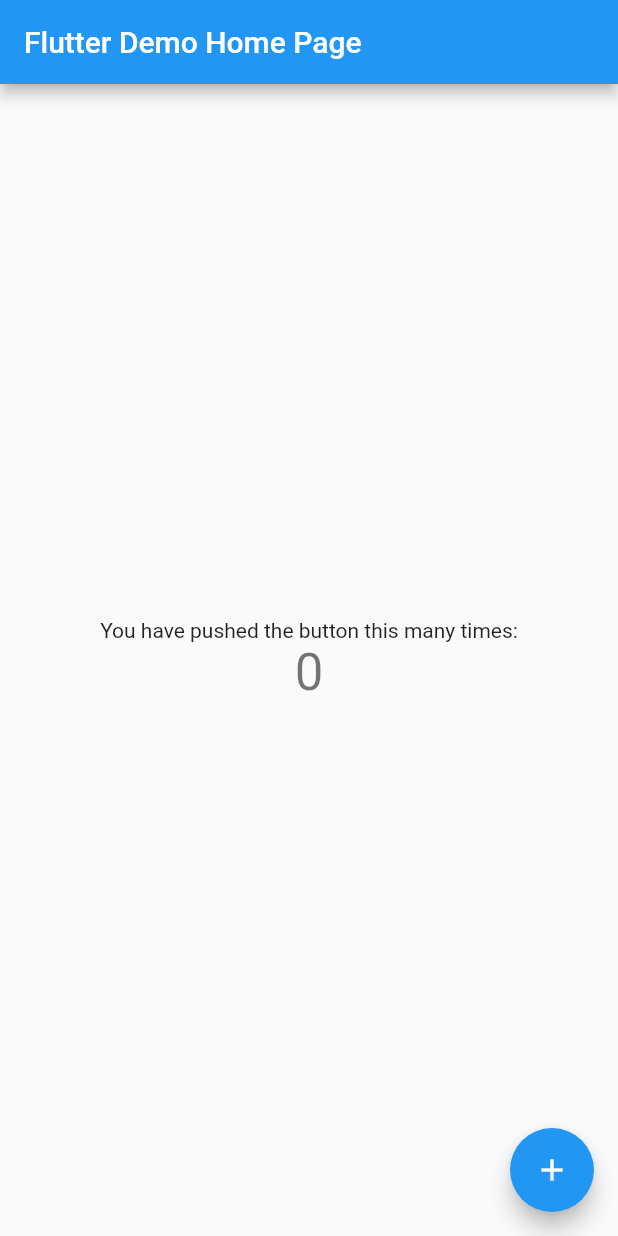
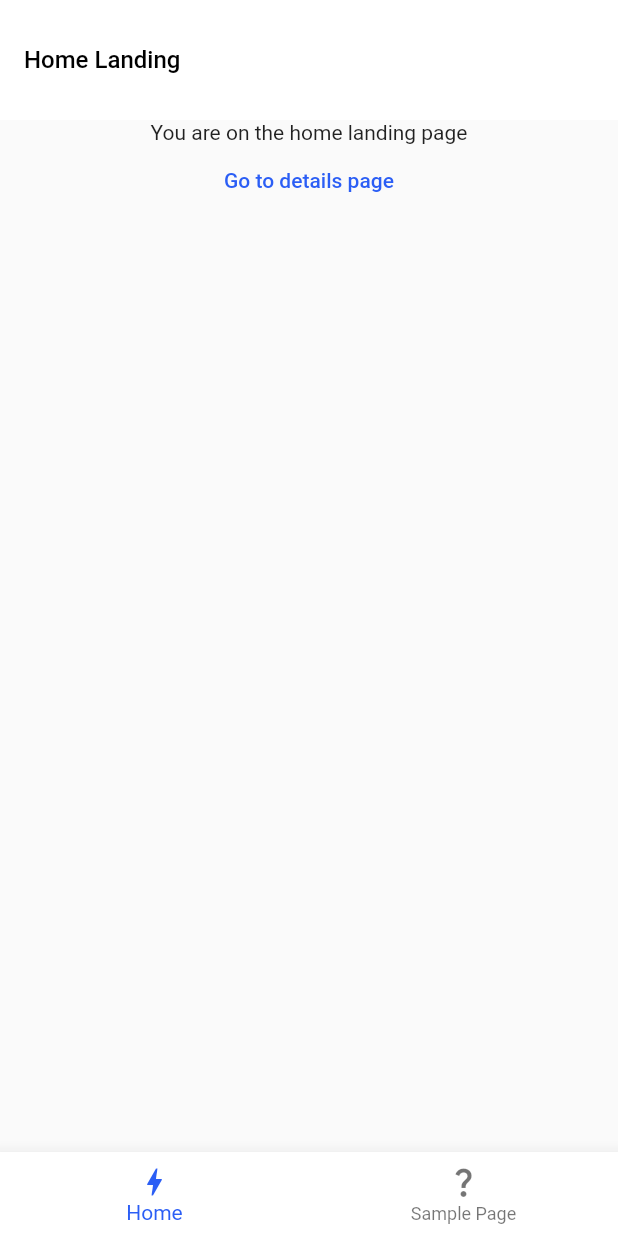
Before and after one commit to ad2969/flutter-template, a Flutter app: the screen it shows after launch, on a phone screen of 412 x 824 dp. Run offline on Flutter 3.47's test engine with Material 2 defaults, Android fonts, the phone set to English and light mode, and no system bars.

Commit message:
add placeholder files

```diff
--- /dev/null
+++ b/assets/sample_data.json
@@ -0,0 +1,4 @@
+{
+    "id": 1,
+    "data": "sample"
+}
--- /dev/null
+++ b/lib/app.dart
@@ -0,0 +1,64 @@
+import 'package:flutter/material.dart';
+import 'screens/_index.dart';
+import 'shared/widgets/bottom_navigation.dart';
+import 'routes.dart';
+
+class App extends StatefulWidget {
+  const App({Key? key}) : super(key: key);
+
+  @override
+  _AppState createState() => _AppState();
+}
+
+final RouteObserver<ModalRoute<void>> rootObserver =
+    RouteObserver<ModalRoute<void>>();
+
+class _AppState extends State<App> with RouteAware {
+  RouteEnum _currentRoute = RouteEnum.home;
+
+  final GlobalKey<NavigatorState> rootNavKey = GlobalKey<NavigatorState>();
+
+  final Map<RouteEnum, GlobalKey<NavigatorState>> _navkeys = {
+    RouteEnum.home: GlobalKey<NavigatorState>(),
+    RouteEnum.samplePage: GlobalKey<NavigatorState>(),
+  };
+
+  void _onNavbarTap(RouteEnum destination) {
+    if (_currentRoute == destination) {
+      // if trying to navigate to the current tab, pop to the first route
+      _navkeys[_currentRoute]!.currentState!.popUntil((route) => route.isFirst);
+    } else {
+      // else, navigate to the new tab
+      setState(() {
+        _currentRoute = destination;
+      });
+      rootNavKey.currentState!.pushReplacementNamed(routes[destination]!.route);
+    }
+  }
+
+  @override
+  Widget build(BuildContext context) {
+    return Scaffold(
+      body: Navigator(
+        observers: [rootObserver],
+        key: rootNavKey,
+        onGenerateRoute: (RouteSettings settings) {
+          return MaterialPageRoute(
+            settings: settings,
+            builder: (BuildContext context) {
+              if (settings.name == routes[RouteEnum.samplePage]!.route) {
+                return SamplePage(navKey: _navkeys[RouteEnum.samplePage]!);
+              } else {
+                return Home(navKey: _navkeys[RouteEnum.home]!);
+              }
+            },
+          );
+        },
+      ),
+      bottomNavigationBar: BottomNavigation(
+        currentRoute: _currentRoute,
+        onNavbarTap: _onNavbarTap,
+      ),
+    );
+  }
+}
--- /dev/null
+++ b/lib/data/sample_data.dart
@@ -0,0 +1 @@
+// For state management
--- a/lib/main.dart
+++ b/lib/main.dart
@@ -1,4 +1,6 @@
 import 'package:flutter/material.dart';
+import 'app.dart';
+import 'shared/theme.dart';
 
 void main() {
   runApp(const MyApp());
@@ -7,109 +9,45 @@ void main() {
 class MyApp extends StatelessWidget {
   const MyApp({Key? key}) : super(key: key);
 
-  // This widget is the root of your application.
   @override
   Widget build(BuildContext context) {
     return MaterialApp(
       title: 'Flutter Demo',
       theme: ThemeData(
-        // This is the theme of your application.
-        //
-        // Try running your application with "flutter run". You'll see the
-        // application has a blue toolbar. Then, without quitting the app, try
-        // changing the primarySwatch below to Colors.green and then invoke
-        // "hot reload" (press "r" in the console where you ran "flutter run",
-        // or simply save your changes to "hot reload" in a Flutter IDE).
-        // Notice that the counter didn't reset back to zero; the application
-        // is not restarted.
-        primarySwatch: Colors.blue,
+        primarySwatch: AppColors.primary,
+        appBarTheme: AppBarTheme(
+          backgroundColor: AppColors.white,
+          shadowColor: Colors.transparent,
+          elevation: 0,
+          titleTextStyle: AppText.title.merge(AppText.blackText),
+          toolbarTextStyle: AppText.body.merge(AppText.blackText),
+        ),
+        bottomNavigationBarTheme: const BottomNavigationBarThemeData(
+          backgroundColor: AppColors.white,
+          enableFeedback: true,
+          elevation: 10,
+        ),
+        primaryTextTheme: const TextTheme(
+          displayLarge: AppText.heading,
+          displayMedium: AppText.heading,
+          displaySmall: AppText.subheading,
+          headlineLarge: AppText.heading,
+          headlineMedium: AppText.heading,
+          headlineSmall: AppText.subheading,
+          titleLarge: AppText.title,
+          titleMedium: AppText.title,
+          titleSmall: AppText.subtitle,
+          bodyLarge: AppText.body,
+          bodyMedium: AppText.body,
+          bodySmall: AppText.bodySmall,
+          labelLarge: AppText.body,
+          labelMedium: AppText.body,
+          labelSmall: AppText.body,
+        ),
       ),
-      home: const MyHomePage(title: 'Flutter Demo Home Page'),
+
+      // fontFamily: '',),
+      home: const App(),
     );
   }
 }
-
-class MyHomePage extends StatefulWidget {
-  const MyHomePage({Key? key, required this.title}) : super(key: key);
-
-  // This widget is the home page of your application. It is stateful, meaning
-  // that it has a State object (defined below) that contains fields that affect
-  // how it looks.
-
-  // This class is the configuration for the state. It holds the values (in this
-  // case the title) provided by the parent (in this case the App widget) and
-  // used by the build method of the State. Fields in a Widget subclass are
-  // always marked "final".
-
-  final String title;
-
-  @override
-  State<MyHomePage> createState() => _MyHomePageState();
-}
-
-class _MyHomePageState extends State<MyHomePage> {
-  int _counter = 0;
-
-  void _incrementCounter() {
-    setState(() {
-      // This call to setState tells the Flutter framework that something has
-      // changed in this State, which causes it to rerun the build method below
-      // so that the display can reflect the updated values. If we changed
-      // _counter without calling setState(), then the build method would not be
-      // called again, and so nothing would appear to happen.
-      _counter++;
-    });
-  }
-
-  @override
-  Widget build(BuildContext context) {
-    // This method is rerun every time setState is called, for instance as done
-    // by the _incrementCounter method above.
-    //
-    // The Flutter framework has been optimized to make rerunning build methods
-    // fast, so that you can just rebuild anything that needs updating rather
-    // than having to individually change instances of widgets.
-    return Scaffold(
-      appBar: AppBar(
-        // Here we take the value from the MyHomePage object that was created by
-        // the App.build method, and use it to set our appbar title.
-        title: Text(widget.title),
-      ),
-      body: Center(
-        // Center is a layout widget. It takes a single child and positions it
-        // in the middle of the parent.
-        child: Column(
-          // Column is also a layout widget. It takes a list of children and
-          // arranges them vertically. By default, it sizes itself to fit its
-          // children horizontally, and tries to be as tall as its parent.
-          //
-          // Invoke "debug painting" (press "p" in the console, choose the
-          // "Toggle Debug Paint" action from the Flutter Inspector in Android
-          // Studio, or the "Toggle Debug Paint" command in Visual Studio Code)
-          // to see the wireframe for each widget.
-          //
-          // Column has various properties to control how it sizes itself and
-          // how it positions its children. Here we use mainAxisAlignment to
-          // center the children vertically; the main axis here is the vertical
-          // axis because Columns are vertical (the cross axis would be
-          // horizontal).
-          mainAxisAlignment: MainAxisAlignment.center,
-          children: <Widget>[
-            const Text(
-              'You have pushed the button this many times:',
-            ),
-            Text(
-              '$_counter',
-              style: Theme.of(context).textTheme.headline4,
-            ),
-          ],
-        ),
-      ),
-      floatingActionButton: FloatingActionButton(
-        onPressed: _incrementCounter,
-        tooltip: 'Increment',
-        child: const Icon(Icons.add),
-      ), // This trailing comma makes auto-formatting nicer for build methods.
-    );
-  }
-}
--- /dev/null
+++ b/lib/models/sample_model.dart
@@ -0,0 +1,24 @@
+class SampleModel {
+  final int id;
+  final String data;
+
+  // model constructor
+  SampleModel({
+    required this.id,
+    required this.data,
+  });
+
+  // for converting from json (usually from api calls)
+  factory SampleModel.fromJson(Map<String, dynamic> json) {
+    return SampleModel(
+      id: json['id'],
+      data: json['data'],
+    );
+  }
+
+  // for converting back to json
+  Map<String, dynamic> toJson() => {
+        'id': id,
+        'data': data,
+      };
+}
--- /dev/null
+++ b/lib/routes.dart
@@ -0,0 +1,38 @@
+import 'package:flutter/material.dart';
+
+enum RouteEnum { home, samplePage }
+
+class RouteData {
+  final RouteEnum key;
+  final String route;
+  final String label;
+  final IconData icon;
+  final int navbarIdentifier;
+
+  const RouteData({
+    required this.key,
+    required this.route,
+    required this.label,
+    required this.icon,
+    required this.navbarIdentifier,
+  });
+}
+
+const Map<RouteEnum, RouteData> routes = {
+  RouteEnum.home: RouteData(
+    key: RouteEnum.home,
+    route: '/home',
+    label: 'Home',
+    icon: Icons.bolt,
+    navbarIdentifier: 0,
+  ),
+  RouteEnum.samplePage: RouteData(
+    key: RouteEnum.samplePage,
+    route: '/sample',
+    label: 'Sample Page',
+    icon: Icons.question_mark,
+    navbarIdentifier: 1,
+  ),
+};
+
+List<RouteEnum> routesInNavBar = routes.keys.toList();
--- /dev/null
+++ b/lib/screens/_index.dart
@@ -0,0 +1,3 @@
+// export all top widgets for easy importing
+export 'home/home.dart';
+export 'sample_page/sample_page.dart';
--- /dev/null
+++ b/lib/screens/home/home.dart
@@ -0,0 +1,51 @@
+import 'package:flutter/material.dart';
+
+import 'package:template/services/sample_service.dart';
+import 'home_details.dart';
+import 'home_landing.dart';
+
+class Home extends StatefulWidget {
+  final GlobalKey<NavigatorState> navKey;
+  const Home({Key? key, required this.navKey}) : super(key: key);
+
+  @override
+  _HomeState createState() => _HomeState();
+}
+
+class _HomeState extends State<Home> {
+  late String data;
+
+  Future<void> _getData() async {
+    SampleService serviceWorker = SampleService();
+    await serviceWorker.getData();
+
+    setState(() {
+      data = 'results here';
+    });
+  }
+
+  @override
+  Widget build(BuildContext context) {
+    // lazy loading
+    return Navigator(
+      key: widget.navKey,
+      initialRoute: '/',
+      onGenerateRoute: (settings) {
+        return MaterialPageRoute(
+          builder: (context) {
+            switch (settings.name) {
+              case '/details':
+                return HomeDetails(
+                  navKey: widget.navKey,
+                );
+              default:
+                return HomeLanding(
+                  navKey: widget.navKey,
+                );
+            }
+          },
+        );
+      },
+    );
+  }
+}
--- /dev/null
+++ b/lib/screens/home/home_landing.dart
@@ -0,0 +1,37 @@
+import 'package:flutter/material.dart';
+
+class HomeLanding extends StatelessWidget {
+  final GlobalKey<NavigatorState> navKey;
+
+  const HomeLanding({
+    Key? key,
+    required this.navKey,
+  }) : super(key: key);
+
+  void openDetailsPage() {
+    navKey.currentState!.pushNamed('/details');
+  }
+
+  @override
+  Widget build(BuildContext context) {
+    return Scaffold(
+      appBar: AppBar(
+        title: const Text('Home Landing'),
+        centerTitle: false,
+        toolbarHeight: 80,
+      ),
+      body: Center(
+        child: Column(
+          children: [
+            const Text('You are on the home landing page'),
+            TextButton(
+              child: const Text('Go to details page'),
+              onPressed: openDetailsPage,
+            ),
+          ],
+        ),
+      ),
+      extendBody: false,
+    );
+  }
+}
--- /dev/null
+++ b/lib/services/sample_service.dart
@@ -0,0 +1,16 @@
+import 'dart:convert';
+import 'package:flutter/services.dart' show rootBundle;
+
+import 'package:template/models/sample_model.dart';
+
+class SampleService {
+  Future<String> loadJsonFile() async {
+    return await rootBundle.loadString('assets/sample_data.json');
+  }
+
+  Future getData() async {
+    String _jsonData = await loadJsonFile();
+    final _decodedJsonData = json.decode(_jsonData);
+    return SampleModel.fromJson(_decodedJsonData);
+  }
+}
--- /dev/null
+++ b/lib/shared/theme.dart
@@ -0,0 +1,50 @@
+import 'package:flutter/material.dart';
+
+class AppColors {
+  static const Map<int, Color> _primaryColorSwatch = {
+    50: Color.fromRGBO(43, 93, 245, .1),
+    100: Color.fromRGBO(43, 93, 245, .2),
+    200: Color.fromRGBO(43, 93, 245, .3),
+    300: Color.fromRGBO(43, 93, 245, .4),
+    400: Color.fromRGBO(43, 93, 245, .5),
+    500: Color.fromRGBO(43, 93, 245, .6),
+    600: Color.fromRGBO(43, 93, 245, .7),
+    700: Color.fromRGBO(43, 93, 245, .8),
+    800: Color.fromRGBO(43, 93, 245, .9),
+    900: Color.fromRGBO(43, 93, 245, 1),
+  };
+  static const primary = MaterialColor(0xFF2B5Ef5, _primaryColorSwatch);
+
+  static const Map<int, Color> _accentColorSwatch = {
+    50: Color.fromRGBO(255, 215, 106, .1),
+    100: Color.fromRGBO(255, 215, 106, .2),
+    200: Color.fromRGBO(255, 215, 106, .3),
+    300: Color.fromRGBO(255, 215, 106, .4),
+    400: Color.fromRGBO(255, 215, 106, .5),
+    500: Color.fromRGBO(255, 215, 106, .6),
+    600: Color.fromRGBO(255, 215, 106, .7),
+    700: Color.fromRGBO(255, 215, 106, .8),
+    800: Color.fromRGBO(255, 215, 106, .9),
+    900: Color.fromRGBO(255, 215, 106, 1),
+  };
+  static const accent = MaterialColor(0xFFFFD76A, _accentColorSwatch);
+
+  static const black = Colors.black;
+  static const light = Colors.grey;
+  static const white = Colors.white;
+}
+
+class AppText {
+  static const heading = TextStyle(fontSize: 18, fontWeight: FontWeight.w500);
+  static const subheading =
+      TextStyle(fontSize: 14, fontWeight: FontWeight.normal);
+  static const title = TextStyle(fontSize: 16, fontWeight: FontWeight.w500);
+  static const subtitle =
+      TextStyle(fontSize: 14, fontWeight: FontWeight.normal);
+  static const body = TextStyle(fontSize: 14, fontWeight: FontWeight.normal);
+  static const bodySmall =
+      TextStyle(fontSize: 12, fontWeight: FontWeight.normal);
+
+  static const blackText = TextStyle(color: AppColors.black);
+  static const whiteText = TextStyle(color: AppColors.black);
+}
--- /dev/null
+++ b/lib/shared/widgets/bottom_navigation.dart
@@ -0,0 +1,33 @@
+import 'package:flutter/material.dart';
+
+import 'package:template/routes.dart';
+
+class BottomNavigation extends StatelessWidget {
+  final RouteEnum currentRoute;
+  final ValueChanged<RouteEnum> onNavbarTap;
+
+  const BottomNavigation({
+    Key? key,
+    required this.currentRoute,
+    required this.onNavbarTap,
+  }) : super(key: key);
+
+  BottomNavigationBarItem _buildNavigationItem(RouteData route) {
+    return BottomNavigationBarItem(
+      icon: Icon(route.icon),
+      label: route.label,
+    );
+  }
+
+  @override
+  Widget build(BuildContext context) {
+    return BottomNavigationBar(
+      type: BottomNavigationBarType.fixed,
+      items: routes.values.map((route) => _buildNavigationItem(route)).toList(),
+      currentIndex: routes[currentRoute]!.navbarIdentifier,
+      onTap: (int navbarIdentifier) => {
+        onNavbarTap(routesInNavBar[navbarIdentifier]),
+      },
+    );
+  }
+}
--- a/pubspec.yaml
+++ b/pubspec.yaml
@@ -62,6 +62,9 @@ flutter:
   #   - images/a_dot_burr.jpeg
   #   - images/a_dot_ham.jpeg
 
+  assets:
+    - assets/sample_data.json
+
   # An image asset can refer to one or more resolution-specific "variants", see
   # https://flutter.dev/assets-and-images/#resolution-aware.
 
```
Also changed, not shown: lib/screens/home/home_details.dart (added, +44 -0 lines), lib/screens/home/widgets/sample_widget.dart (added, +11 -0 lines), lib/screens/sample_page/sample_page.dart (added, +28 -0 lines), lib/shared/widgets/avatar_image.dart (added, +22 -0 lines), lib/utils/enums_values.dart (added, +27 -0 lines).
